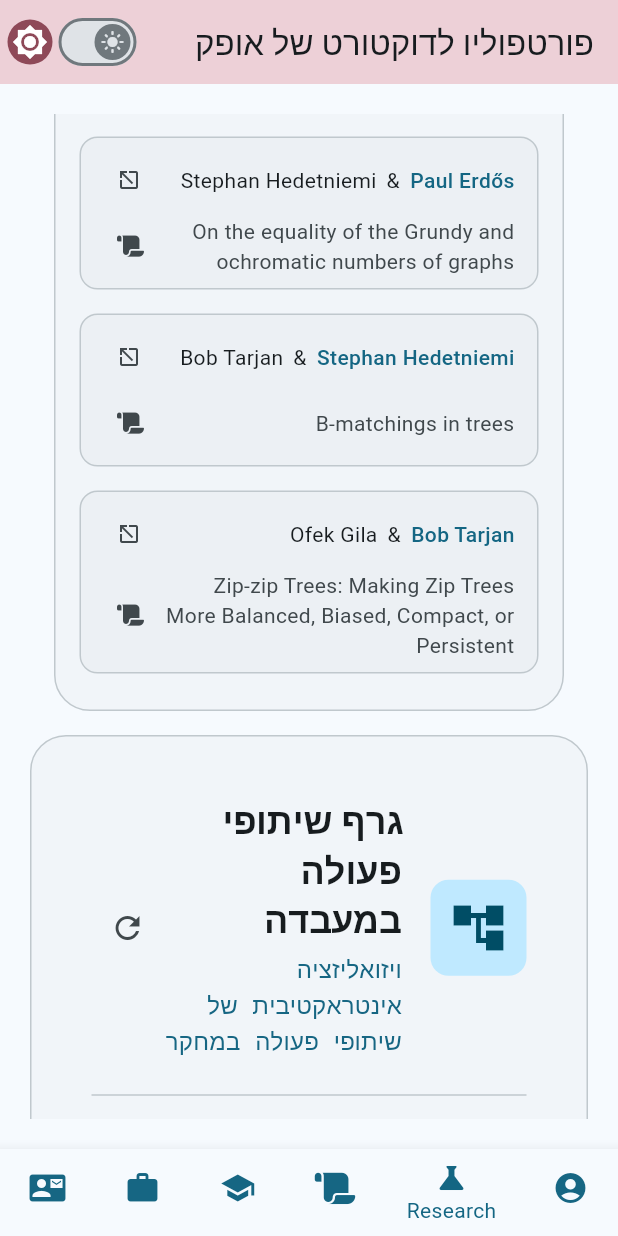
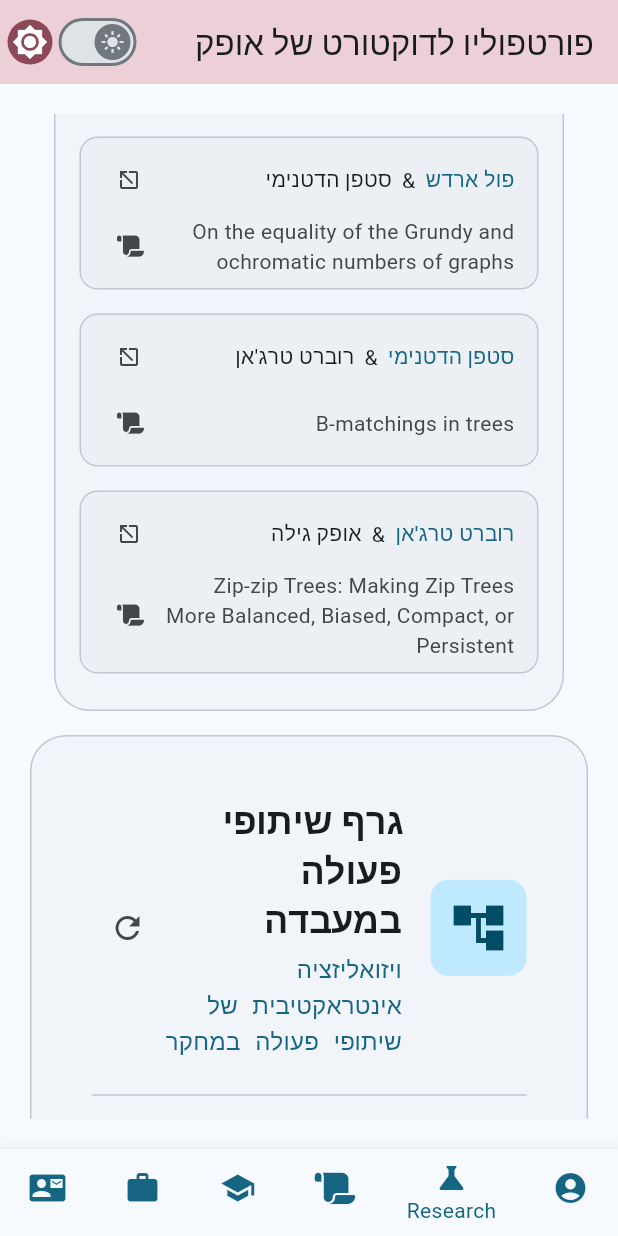
Before and after one commit to The-Ofek-Foundation/ophd, a Flutter app: the screen it shows after launch, item 2 of the bottom bar chosen, scrolled down 1152 dp, after a tap on the "open in new" icon, on a phone screen of 412 x 824 dp. Run offline on Flutter 3.47's test engine with Material 3 defaults, Android fonts, the phone set to English and light mode, and no system bars; our stand-ins replace firebase_core, flutter_markdown, flutter_svg, font_awesome_flutter, theme_provider; missing offline and left inert: flutter_scatter, graphview, universal_html; accounts and stored records are empty; generated files the repository leaves out were written again; network calls fail.

Commit message:
Localize Erdos block

```diff
--- a/lib/l10n/app_he.arb
+++ b/lib/l10n/app_he.arb
@@ -9,7 +9,7 @@
 			"key": {}
 		}
 	},
-	"name": "{key, select, ofek {אופק גילה} mikeg {מייקל גודריץ'} bob {רוברט טרג'אן} evrim {אברים אוזל} mikes {מייקל שינדלר} miked {מייקל דילנקורט} nero {נירו לי} shahar {שחר ברונר} yubin {יובין קים} katrina {קתרינה מיזאו} elijah {אליהו סאדר} claire {קלייר טו} albert {אלברט וואנג} abraham {אברהם איליקן} vinesh {וינש סרידהאר} other {{key}}}",
+	"name": "{key, select, ofek {אופק גילה} mikeg {מייקל גודריץ'} bob {רוברט טרג'אן} evrim {אברים אוזל} mikes {מייקל שינדלר} miked {מייקל דילנקורט} nero {נירו לי} shahar {שחר ברונר} yubin {יובין קים} katrina {קתרינה מיזאו} elijah {אליהו סאדר} claire {קלייר טו} albert {אלברט וואנג} abraham {אברהם איליקן} vinesh {וינש סרידהאר} paul {פול ארדש} hedet {סטפן הדטנימי} other {{key}}}",
 	"@name": {
 		"placeholders": {
 			"key": {}
@@ -40,5 +40,12 @@
 	"labGraphTitle": "גרף שיתופי פעולה במעבדה",
 	"@labGraphTitle": {},
 	"labGraphSubtitle": "ויזואליזציה אינטראקטיבית של שיתופי פעולה במחקר",
-	"@labGraphSubtitle": {}
+	"@labGraphSubtitle": {},
+	"link": "{key, select, viewPaper {צפה במאמר} viewPage {צפה בעמוד של {name}} other {{key}}}",
+	"@link": {
+		"placeholders": {
+			"key": {},
+			"name": {}
+		}
+	}
 }
--- a/lib/screens/research_screen.dart
+++ b/lib/screens/research_screen.dart
@@ -186,16 +186,17 @@ class ResearchPage extends StatelessWidget {
         ),
         Column(
           children: [
-            _buildErdosPathElement(context, 'Paul Erdős', 'https://en.wikipedia.org/wiki/Paul_Erdős', 'Stephan Hedetniemi', 'On the equality of the Grundy and ochromatic numbers of graphs', 'https://www.sciencedirect.com/science/article/pii/S0012365X03001845'),
-            _buildErdosPathElement(context, 'Stephan Hedetniemi', 'https://people.computing.clemson.edu/~hedet/Stephen_Hedetniemi/Stephen_T._Hedetniemi,_Professor.html', 'Bob Tarjan', 'B-matchings in trees', 'https://epubs.siam.org/doi/abs/10.1137/0205009?journalCode=smjcat'),
-            _buildErdosPathElement(context, 'Bob Tarjan', 'https://en.wikipedia.org/wiki/Robert_Tarjan', 'Ofek Gila', 'Zip-zip Trees: Making Zip Trees More Balanced, Biased, Compact, or Persistent', 'https://link.springer.com/chapter/10.1007/978-3-031-38906-1_31'),
+            _buildErdosPathElement(context, 'paul', 'https://en.wikipedia.org/wiki/Paul_Erdős', 'hedet', 'On the equality of the Grundy and ochromatic numbers of graphs', 'https://www.sciencedirect.com/science/article/pii/S0012365X03001845'),
+            _buildErdosPathElement(context, 'hedet', 'https://people.computing.clemson.edu/~hedet/Stephen_Hedetniemi/Stephen_T._Hedetniemi,_Professor.html', 'bob', 'B-matchings in trees', 'https://epubs.siam.org/doi/abs/10.1137/0205009?journalCode=smjcat'),
+            _buildErdosPathElement(context, 'bob', 'https://en.wikipedia.org/wiki/Robert_Tarjan', 'ofek', 'Zip-zip Trees: Making Zip Trees More Balanced, Biased, Compact, or Persistent', 'https://link.springer.com/chapter/10.1007/978-3-031-38906-1_31'),
           ],
         ),
       ],
     );
   }
 
-  Widget _buildErdosPathElement(BuildContext context, String name1, String personUrl1, String name2, String paper, String paperUrl) {
+  Widget _buildErdosPathElement(BuildContext context, String name1Key, String personUrl1, String name2Key, String paper, String paperUrl) {
+    final localizations = AppLocalizations.of(context)!;
     return Container(
       margin: const EdgeInsets.symmetric(vertical: 8),
       padding: const EdgeInsets.symmetric(horizontal: 12, vertical: 8),
@@ -216,21 +217,21 @@ class ResearchPage extends StatelessWidget {
                 child: Row(
                   children: [
                     SelectableText(
-                      name1,
+                      localizations.name(name1Key),
                       style: TextStyle(
                         color: Theme.of(context).colorScheme.primary,
                         fontWeight: FontWeight.w500,
                       ),
                     ),
                     const SelectableText(' & '),
-                    SelectableText(name2),
+                    SelectableText(localizations.name(name2Key)),
                   ],
                 ),
               ),
               IconButton(
                 icon: const Icon(Icons.open_in_new, size: 16),
                 onPressed: () => launchURL(personUrl1),
-                tooltip: 'View $name1\'s page',
+                tooltip: localizations.link('viewPage', localizations.name(name1Key)),
                 visualDensity: VisualDensity.compact,
               ),
             ],
@@ -249,7 +250,7 @@ class ResearchPage extends StatelessWidget {
               IconButton(
                 icon: const Icon(FontAwesomeIcons.scroll, size: 16),
                 onPressed: () => launchURL(paperUrl),
-                tooltip: 'View paper',
+                tooltip: localizations.link('viewPaper', ''),
                 visualDensity: VisualDensity.compact,
               ),
             ],
```
Also changed, not shown: lib/l10n/app_en.arb (+9 -2 lines).
